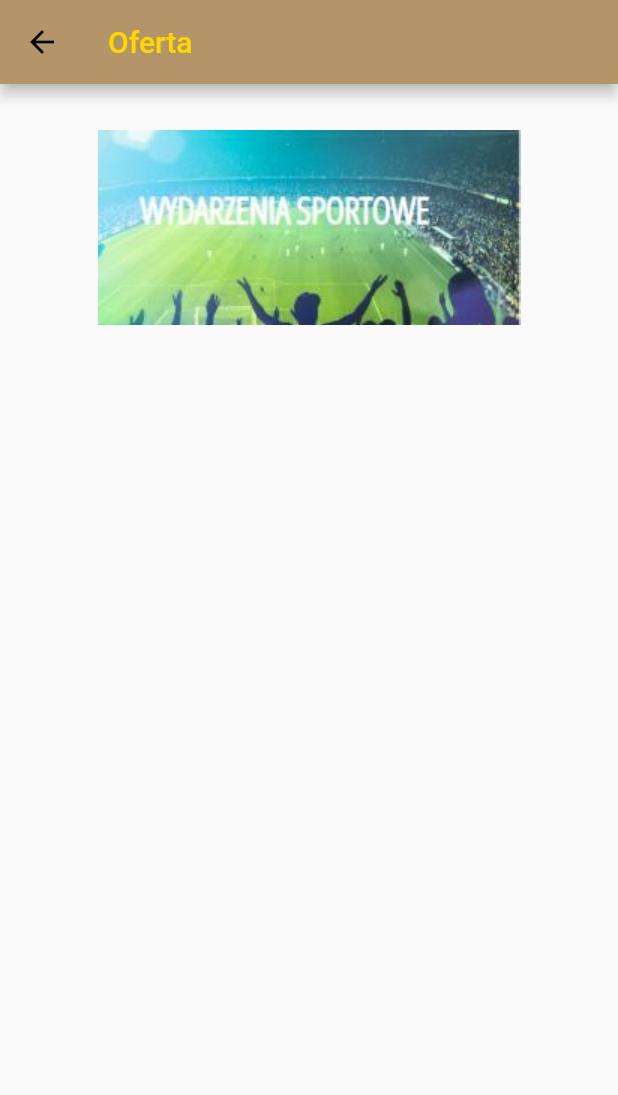
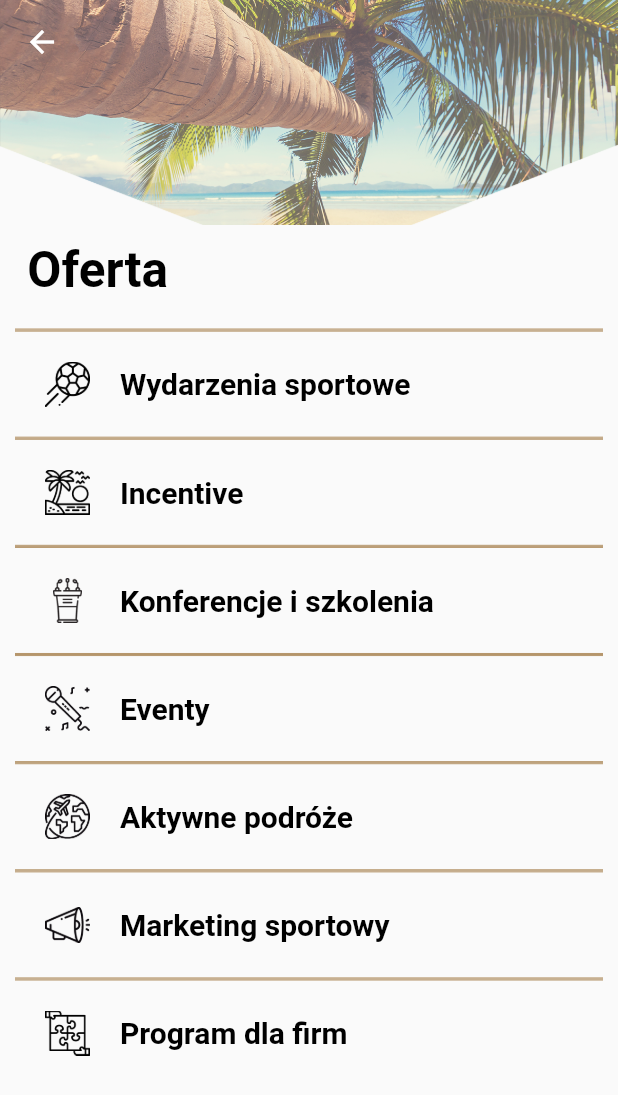
Before and after one commit to mateusz-grzegorzek/4B-mobile-app, a Flutter app: the OfferPage screen opened by its route, on a phone screen of 412 x 824 dp. Shown: the top 1095 px of the screen. Run offline on Flutter 3.47's test engine with Material 2 defaults, Android fonts, the phone set to English and light mode, and no system bars; our stand-ins replace firebase_database, location, shared_preferences; accounts and stored records are empty; generated files the repository leaves out were written again.

Commit message:
Add Offer graphics

```diff
--- a/lib/pages/home/about_us/about_us_page.dart
+++ b/lib/pages/home/about_us/about_us_page.dart
@@ -97,11 +97,7 @@ class AboutUsPage extends StatelessWidget {
               crossAxisAlignment: CrossAxisAlignment.start,
               children: <Widget>[
                 Padding(padding: EdgeInsets.all(10)),
-                Text(" O 4Business",
-                    style: TextStyle(
-                        color: Colors.black,
-                        fontSize: 33.0,
-                        fontWeight: FontWeight.bold)),
+                fPrintHeadingText(" O 4Business"),
                 Padding(padding: EdgeInsets.all(10)),
                 about4BusinessText,
                 Padding(padding: EdgeInsets.all(10)),
--- a/lib/pages/home/offer/offer_page.dart
+++ b/lib/pages/home/offer/offer_page.dart
@@ -1,4 +1,6 @@
 import 'package:business_mobile_app/pages/home/offer/football/football_page.dart';
+import 'package:business_mobile_app/utils/fonts.dart';
+import 'package:business_mobile_app/utils/print.dart';
 import 'package:flutter/material.dart';
 
 import '../../../utils/widgets/appbars.dart';
@@ -18,8 +20,7 @@ class OfferPage extends StatefulWidget {
 
 class _OfferPageState extends State<OfferPage> {
   List<Event> mEventImagePathList = [
-    new Event(
-        new FootballPageWidget(), "assets/images/sport_events.png"),
+    new Event(new FootballPageWidget(), "assets/images/sport_events.png"),
     //new Event(new FootballPageWidget(), "assets/images/incentive.png") // TODO Prepare pages for every offer
   ];
 
@@ -36,7 +37,9 @@ class _OfferPageState extends State<OfferPage> {
       padding: EdgeInsets.all(8.0),
       itemBuilder: (BuildContext context, int index) {
         return new ListTile(
-          title: Image.asset(mEventImagePathList[index].mImagePath),
+          leading:
+              Image(image: AssetImage("assets/images/offer/sport_events.png")),
+          //title: Image.asset(mEventImagePathList[index].mImagePath),
           onTap: () => fShowEvent(index),
         );
       },
@@ -44,11 +47,75 @@ class _OfferPageState extends State<OfferPage> {
     );
   }
 
+  Column fCreateDivider() {
+    return Column(children: <Widget>[
+      Divider(height: 0.7, color: gBrownColor),
+      Divider(height: 0.7, color: gBrownColor),
+      Divider(height: 0.7, color: gBrownColor)
+    ]);
+  }
+
+  Column fCreateEventRow(String aImagePath, String aImageTitle) {
+    return Column(children: <Widget>[
+      fCreateDivider(),
+      Padding(padding: EdgeInsets.all(10)),
+      Row(
+        children: <Widget>[
+          Padding(padding: EdgeInsets.all(10)),
+          Image(
+            height: 30,
+            width: 30,
+            image: AssetImage(aImagePath),
+          ),
+          Padding(padding: EdgeInsets.all(10)),
+          fPrintBoldText(aImageTitle)
+        ],
+      ),
+      Padding(padding: EdgeInsets.all(10))
+    ]);
+  }
+
   @override
   Widget build(BuildContext context) {
+    final appBar = new PreferredSize(
+        preferredSize: Size.fromHeight(150.0),
+        child: Container(
+          decoration: new BoxDecoration(
+              image: new DecorationImage(
+            image: new AssetImage("assets/images/offer/top_image.png"),
+            fit: BoxFit.cover,
+          )),
+          child: AppBar(
+            backgroundColor: Colors.transparent,
+            elevation: 0.0,
+          ),
+        ));
+
     return new Scaffold(
-      appBar: fGetDefaultAppBar(OfferPage.Title),
-      body: fBuildEventList(),
-    );
+        appBar: appBar,
+        body: SingleChildScrollView(
+            child: Container(
+                padding: EdgeInsets.all(10),
+                child: Column(
+                    crossAxisAlignment: CrossAxisAlignment.start,
+                    children: <Widget>[
+                      fPrintHeadingText(" Oferta"),
+                      Padding(padding: EdgeInsets.all(10)),
+                      fCreateEventRow("assets/images/offer/sport_events.png",
+                          "Wydarzenia sportowe"),
+                      fCreateEventRow(
+                          "assets/images/offer/incentive.png", "Incentive"),
+                      fCreateEventRow("assets/images/offer/trainings.png",
+                          "Konferencje i szkolenia"),
+                      fCreateEventRow(
+                          "assets/images/offer/events.png", "Eventy"),
+                      fCreateEventRow("assets/images/offer/journeys.png",
+                          "Aktywne podróże"),
+                      fCreateEventRow("assets/images/offer/marketing.png",
+                          "Marketing sportowy"),
+                      fCreateEventRow(
+                          "assets/images/offer/program_for_firms.png",
+                          "Program dla firm"),
+                    ]))));
   }
 }
--- a/lib/pages/trips/schedule/schedule_page.dart
+++ b/lib/pages/trips/schedule/schedule_page.dart
@@ -87,10 +87,10 @@ void fAddEventToList(aEventId, aEventInfo) {
         aDayEventsListView.mEventInfoList.add(eventInfo);
         aDayEventsListView.mEventInfoList.sort(
             (firstEvent, secondEvent) => firstEvent.compareTo(secondEvent));
-        throw new Exception("dayAlreadyInList");
+        //throw new Exception("dayAlreadyInList"); tu sie cos zjebalo i w debugu zatrzymuje z komunikatem, do naprawy
       }
     });
-  } on Exception {} /* only way to break forEach :P */
+  } catch (e) {} /* only way to break forEach :P */
 
   print("fAddEventToList:dayAlreadyInList=" + dayAlreadyInList.toString());
   if (!dayAlreadyInList) {
--- a/lib/utils/print.dart
+++ b/lib/utils/print.dart
@@ -4,6 +4,7 @@ TextStyle g4BussinessNormalTextStyle = TextStyle(
   fontSize: 20.0,
   color: Colors.black,
 );
+
 Text fPrintNormalText(String text) {
   return Text(text, style: g4BussinessNormalTextStyle);
 }
@@ -12,3 +13,15 @@ Text fPrintJustifiedText(String text) {
   return Text(text,
       textAlign: TextAlign.justify, style: g4BussinessNormalTextStyle);
 }
+
+Text fPrintBoldText(String text) {
+  return Text(text,
+      style: TextStyle(
+          color: Colors.black, fontSize: 20.0, fontWeight: FontWeight.bold));
+}
+
+Text fPrintHeadingText(String text) {
+  return Text(text,
+      style: TextStyle(
+          color: Colors.black, fontSize: 33.0, fontWeight: FontWeight.bold));
+}
--- a/pubspec.yaml
+++ b/pubspec.yaml
@@ -48,6 +48,7 @@ flutter:
   # To add assets to your application, add an assets section, like this:
   assets:
   - assets/images/
+  - assets/images/offer/
   - assets/social_media/
 
   # An image asset can refer to one or more resolution-specific "variants", see
```
Also changed, not shown: assets/images/login_arrow.png (added), assets/images/offer/events.png (added), assets/images/offer/incentive.png (added), assets/images/offer/journeys.png (added), assets/images/offer/marketing.png (added), assets/images/offer/program_for_firms.png (added), assets/images/offer/sport_events.png (added), assets/images/offer/top_image.png (added), assets/images/offer/trainings.png (added).
